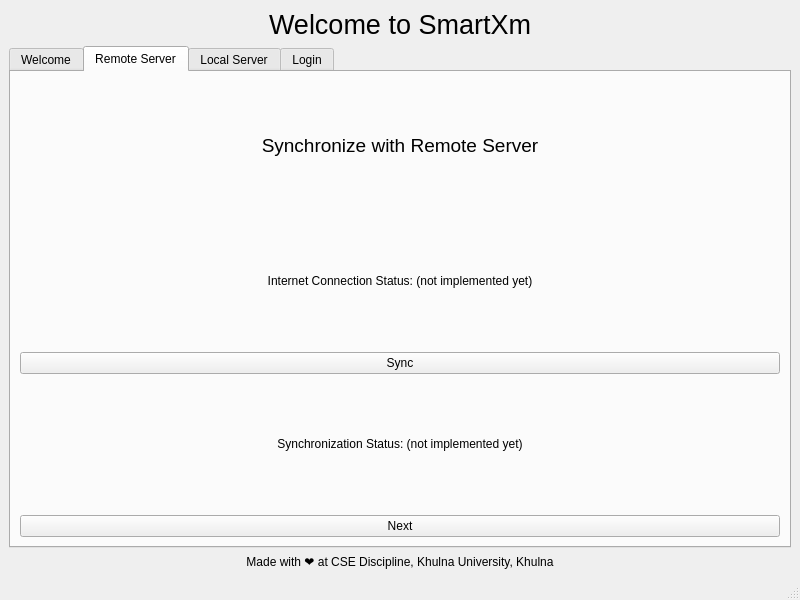
Above: src/SmartXm-CSEKU/welcomewindow.ui from KaziRifatMorshed/SmartXm before the change. Below: the same form after it.
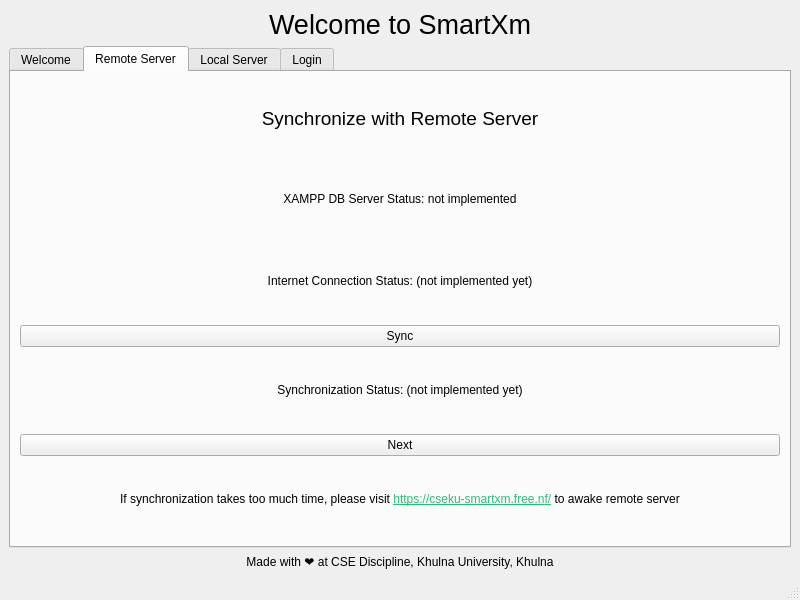
That is the form after the change. The open tabs and pages were chosen to show the change. Icons and pictures are not drawn.

```diff
--- a/src/SmartXm-CSEKU/welcomewindow.ui
+++ b/src/SmartXm-CSEKU/welcomewindow.ui
@@ -89,6 +89,13 @@
           </property>
          </widget>
         </item>
+        <item>
+         <widget class="QLabel" name="xampp_status_label">
+          <property name="text">
+           <string>&lt;html&gt;&lt;head/&gt;&lt;body&gt;&lt;p align=&quot;center&quot;&gt;XAMPP DB Server Status: not implemented&lt;/p&gt;&lt;/body&gt;&lt;/html&gt;</string>
+          </property>
+         </widget>
+        </item>
         <item>
          <widget class="QLabel" name="netConnectionStatus_label">
           <property name="text">
@@ -117,6 +124,13 @@
           </property>
          </widget>
         </item>
+        <item>
+         <widget class="QLabel" name="label">
+          <property name="text">
+           <string>&lt;html&gt;&lt;head/&gt;&lt;body&gt;&lt;p align=&quot;center&quot;&gt;If synchronization takes too much time, please visit &lt;a href=&quot;https://cseku-smartxm.free.nf/&quot;&gt;&lt;span style=&quot; text-decoration: underline; color:#27bf73;&quot;&gt;https://cseku-smartxm.free.nf/&lt;/span&gt;&lt;/a&gt; to awake remote server&lt;/p&gt;&lt;/body&gt;&lt;/html&gt;</string>
+          </property>
+         </widget>
+        </item>
        </layout>
       </widget>
       <widget class="QWidget" name="LocalServer_tab">
```
Left out of the diff: 4 changed lines with no effect on the pictures.
